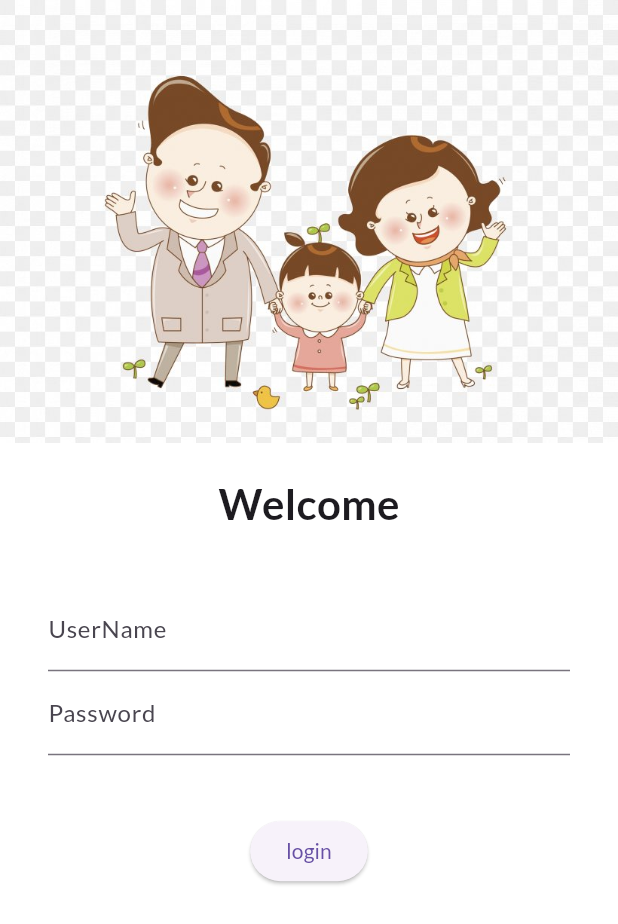
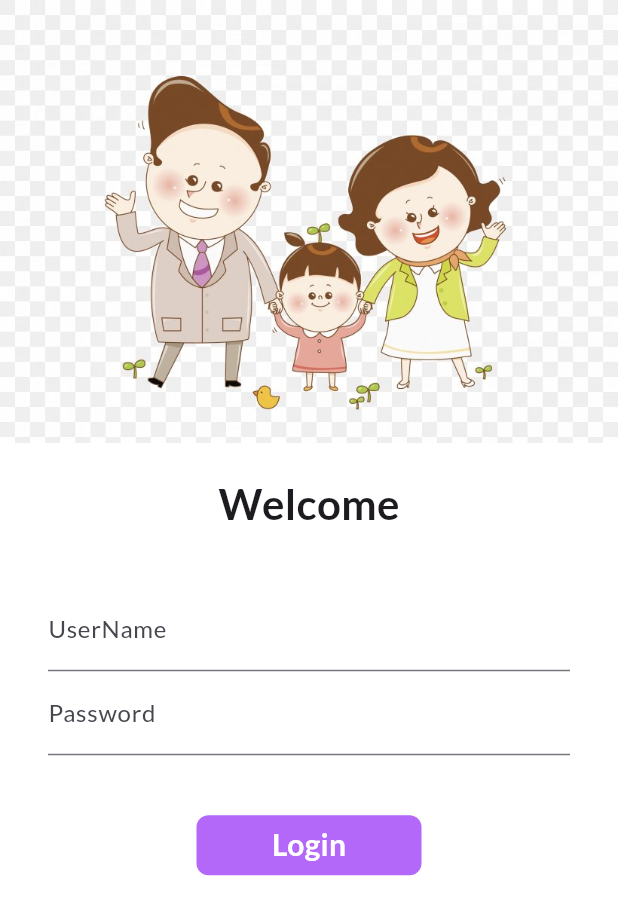
Before and after one commit to anjonmir/Easy_parents, a Flutter app: the screen it shows after launch, on a phone screen of 412 x 824 dp. Shown: the top 924 px of the screen. Run offline on Flutter 3.47's test engine with Material 3 defaults, Android fonts, the phone set to English and light mode, and no system bars; our stand-ins replace google_fonts.

Commit message:
week6 compleated

```diff
--- a/lib/pages/login_page.dart
+++ b/lib/pages/login_page.dart
@@ -1,9 +1,14 @@
 import 'package:easy_parents/utils/routes.dart';
 import 'package:flutter/material.dart';
 
-class LoginPage extends StatelessWidget {
+class LoginPage extends StatefulWidget {
 
 
+  @override
+  State<LoginPage> createState() => _LoginPageState();
+}
+
+class _LoginPageState extends State<LoginPage> {
   @override
   Widget build(BuildContext context) {
     return Material(
@@ -48,14 +53,33 @@ class LoginPage extends StatelessWidget {
                 SizedBox(
                 height: 40.0,
               ),
-                  ElevatedButton(
-                    child: Text("login"),
 
-                    style: TextButton.styleFrom(maximumSize: Size(150, 40)),
-                    onPressed: () {
-                    Navigator.pushNamed(context, MyRouts.homeRoute);
-                    } ,
-                  )
+
+                    InkWell(
+                      onTap: () {
+                         Navigator.pushNamed(context, MyRouts.homeRoute);
+                      },
+                      child: Container(
+                        width: 150,
+                        height: 40,
+
+                        alignment: Alignment.center,
+                        child: Text("Login",
+                        style: TextStyle(
+                          color: Color.fromRGBO(255, 255, 255, 1),
+                          fontWeight: FontWeight.bold,
+                          fontSize: 20
+                        ),
+                        ),
+                        decoration: BoxDecoration(
+                           color: Color.fromRGBO(131, 8, 245, 0.612),
+                          borderRadius: BorderRadius.circular(8)
+                        ),
+
+
+                                ),
+                    ),
+
                   ],
                 ),
               )
```
